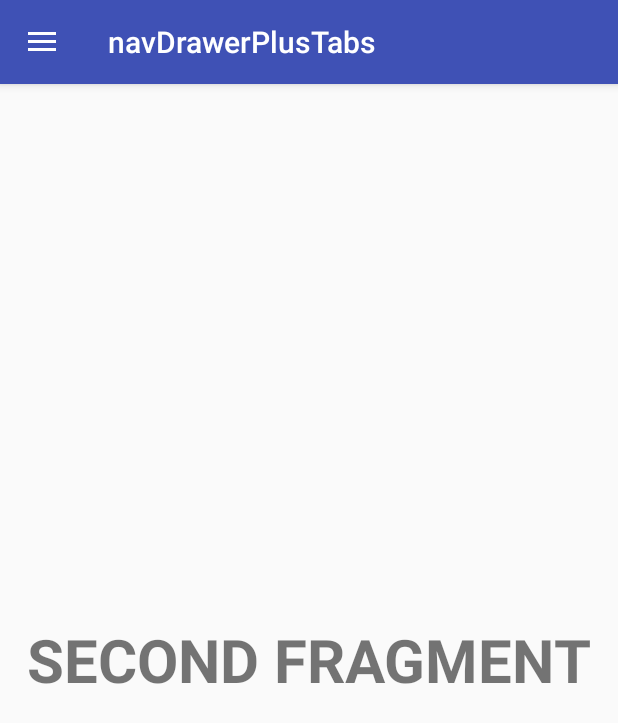
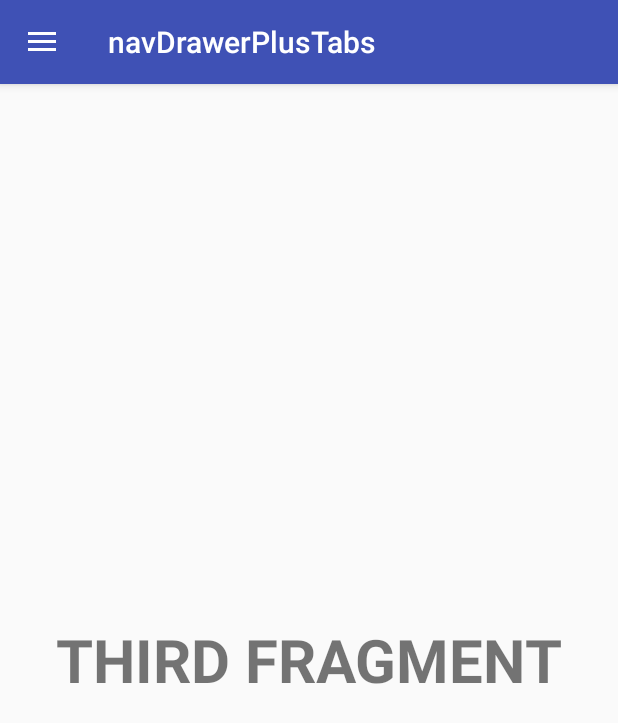
Before and after one commit to grohlbr/navDrawerPlusTabs, an Android app: the screen it shows after launch (MainActivity), after a tap on "ThirdFragment", on a phone screen of 412 x 824 dp. Shown: the top 723 px of the screen. Run offline under Robolectric (Android 15) with nearby library versions, the phone set to English and light mode, and no system bars; 1 other tap on this screen came first.

Commit message:
Added correct fragment layout

```diff
--- a/app/src/main/java/com/alangodoi/navdrawerplustabs/fragments/ThirdFragment.java
+++ b/app/src/main/java/com/alangodoi/navdrawerplustabs/fragments/ThirdFragment.java
@@ -15,6 +15,6 @@ public class ThirdFragment extends Fragment {
     @Nullable
     @Override
     public View onCreateView(LayoutInflater inflater, @Nullable ViewGroup container, @Nullable Bundle savedInstanceState) {
-        return inflater.inflate(R.layout.fragment_second, container, false);
+        return inflater.inflate(R.layout.fragment_third, container, false);
     }
 }
--- a/app/src/main/res/layout/fragment_third.xml
+++ b/app/src/main/res/layout/fragment_third.xml
@@ -6,7 +6,7 @@
     <TextView
         android:layout_width="wrap_content"
         android:layout_height="wrap_content"
-        android:text="THIRD"
+        android:text="THIRD FRAGMENT"
         android:textSize="40dp"
         android:textStyle="bold"
         android:layout_centerInParent="true"/>
```
